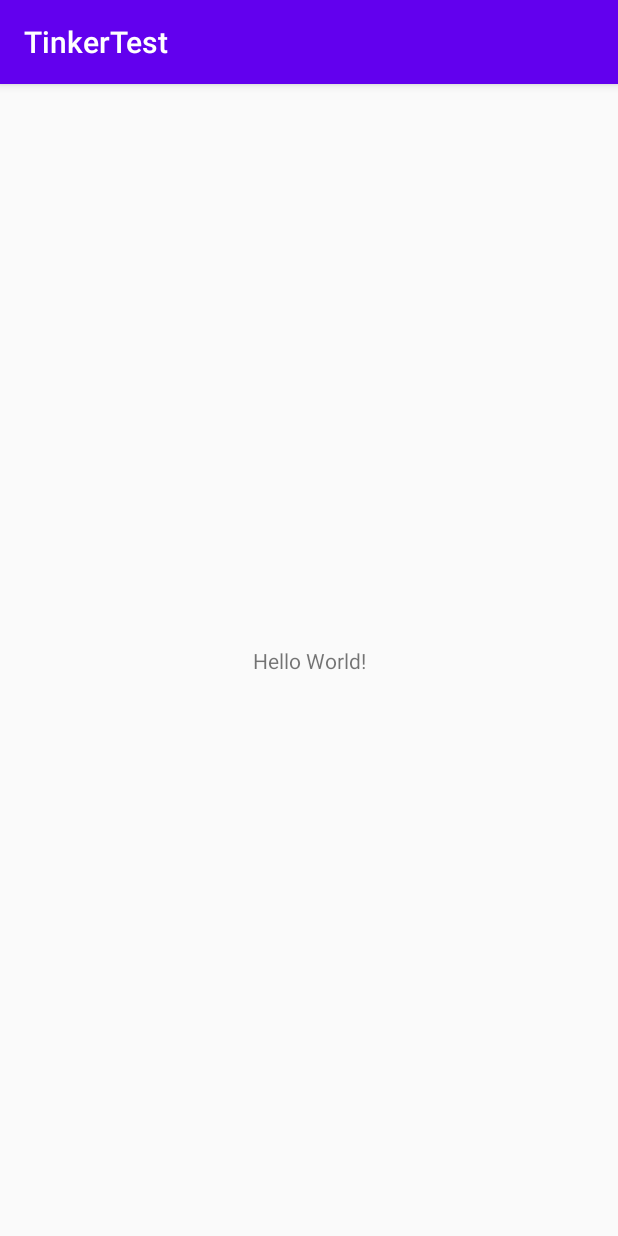
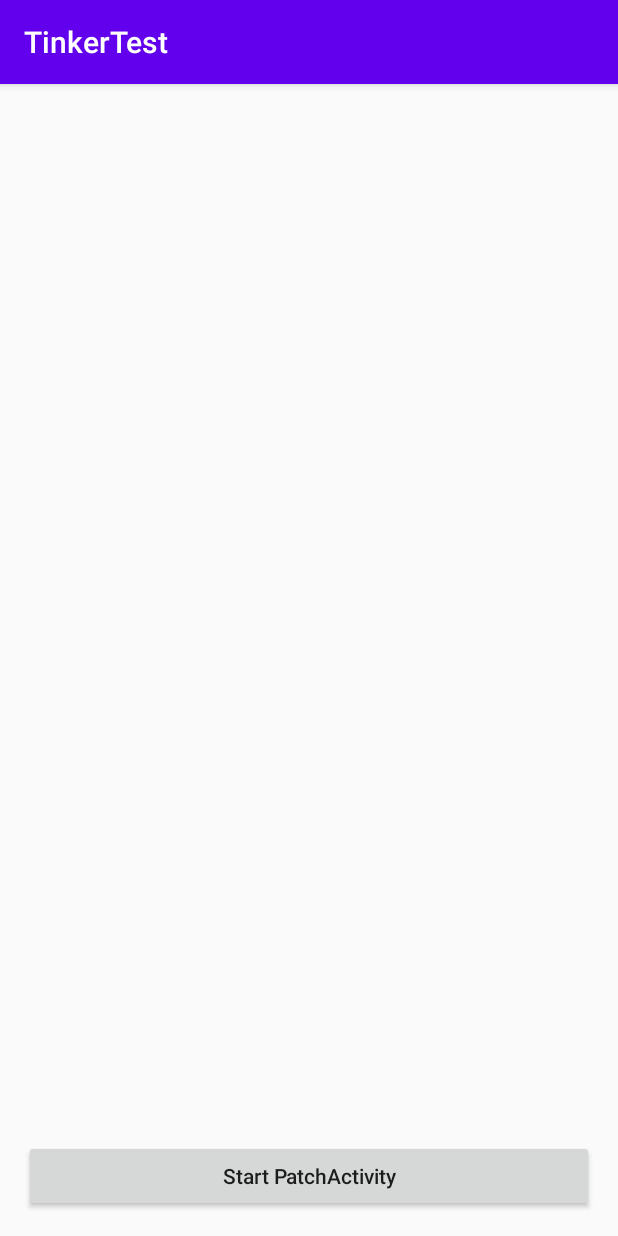
Before and after one commit to WangZhiYao/TinkerTest, an Android app: the screen it shows after launch (MainActivity), on a phone screen of 412 x 824 dp. Run offline under Robolectric (Android 15) with nearby library versions, the phone set to English and light mode, and no system bars; our stand-ins replace ButterKnife; libraries missing offline, so code that uses them is left out: com.meituan.android, com.tencent.tinker; 1 statement that could not run was skipped.

Commit message:
Apply patch
Signed-off-by: WangZhiYao <393893729@qq.com>

```diff
--- a/app/build.gradle
+++ b/app/build.gradle
@@ -65,4 +65,8 @@ dependencies {
     // 腾讯 Bugly
     implementation 'com.tencent.bugly:crashreport_upgrade:1.4.5'
     implementation 'com.tencent.tinker:tinker-android-lib:1.9.14.9'
+
+    // ButterKnife
+    implementation 'com.jakewharton:butterknife:10.2.3'
+    annotationProcessor 'com.jakewharton:butterknife-compiler:10.2.3'
 }
--- a/app/src/main/AndroidManifest.xml
+++ b/app/src/main/AndroidManifest.xml
@@ -18,6 +18,8 @@
             </intent-filter>
         </activity>
 
+        <activity android:name=".PatchActivity" />
+
     </application>
 
 </manifest>
--- a/app/src/main/java/me/zhiyao/tinkertest/MainActivity.java
+++ b/app/src/main/java/me/zhiyao/tinkertest/MainActivity.java
@@ -1,8 +1,15 @@
 package me.zhiyao.tinkertest;
 
 import android.os.Bundle;
+import android.widget.TextView;
 
 import androidx.appcompat.app.AppCompatActivity;
+
+import com.meituan.android.walle.WalleChannelReader;
+
+import butterknife.BindView;
+import butterknife.ButterKnife;
+import butterknife.OnClick;
 
 /**
  * @author WangZhiYao
@@ -10,9 +17,25 @@ import androidx.appcompat.app.AppCompatActivity;
  */
 public class MainActivity extends AppCompatActivity {
 
+    private static final String DEFAULT_CHANNEL = "DefaultChannel";
+
+    private static final String REPO_URL = "https://github.com/WangZhiYao/TinkerTest";
+
+    @BindView(R.id.tv_main_channel)
+    TextView mTvMainChannel;
+
     @Override
     protected void onCreate(Bundle savedInstanceState) {
         super.onCreate(savedInstanceState);
         setContentView(R.layout.activity_main);
+        ButterKnife.bind(this);
+
+        String channel = WalleChannelReader.getChannel(this, DEFAULT_CHANNEL);
+        mTvMainChannel.setText(channel);
+    }
+
+    @OnClick(R.id.btn_main_patch)
+    public void onStartPatchActivityClicked() {
+        PatchActivity.start(this, REPO_URL);
     }
 }
--- a/app/src/main/res/layout/activity_main.xml
+++ b/app/src/main/res/layout/activity_main.xml
@@ -7,12 +7,25 @@
     tools:context=".MainActivity">
 
     <TextView
+        android:id="@+id/tv_main_channel"
         android:layout_width="wrap_content"
         android:layout_height="wrap_content"
-        android:text="Hello World!"
         app:layout_constraintBottom_toBottomOf="parent"
         app:layout_constraintLeft_toLeftOf="parent"
         app:layout_constraintRight_toRightOf="parent"
         app:layout_constraintTop_toTopOf="parent" />
 
+    <Button
+        android:id="@+id/btn_main_patch"
+        android:layout_width="0dp"
+        android:layout_height="wrap_content"
+        android:layout_marginStart="16dp"
+        android:layout_marginEnd="16dp"
+        android:layout_marginBottom="16dp"
+        android:text="@string/main_start_patch_activity"
+        android:textAllCaps="false"
+        app:layout_constraintBottom_toBottomOf="parent"
+        app:layout_constraintEnd_toEndOf="parent"
+        app:layout_constraintStart_toStartOf="parent" />
+
 </androidx.constraintlayout.widget.ConstraintLayout>
--- a/app/src/main/res/values/strings.xml
+++ b/app/src/main/res/values/strings.xml
@@ -1,3 +1,4 @@
 <resources>
     <string name="app_name">TinkerTest</string>
+    <string name="main_start_patch_activity">Start PatchActivity</string>
 </resources>
--- a/app/tinker-support.gradle
+++ b/app/tinker-support.gradle
@@ -5,7 +5,7 @@ def bakPath = file("${buildDir}/bakApk/")
 /**
  * 此处填写每次构建生成的基准包目录
  */
-def baseApkDir = ""
+def baseApkDir = "app-1021-16-15-54"
 
 /**
  * 对于插件各参数的详细解析请参考
@@ -34,7 +34,7 @@ tinkerSupport {
     baseApkResourceMapping = "${bakPath}/${baseApkDir}/app-release-R.txt"
 
     // 构建基准包和补丁包都要指定不同的tinkerId，并且必须保证唯一性
-    tinkerId = "1.0.0-base"
+    tinkerId = "1.0.0-patch-1"
 
     // 构建多渠道补丁时使用
     // buildAllFlavorsDir = "${bakPath}/${baseApkDir}"
```
Also changed, not shown: app/src/main/java/me/zhiyao/tinkertest/ExtraKey.java (added, +10 -0 lines), app/src/main/java/me/zhiyao/tinkertest/PatchActivity.java (added, +41 -0 lines), app/src/main/res/layout/activity_patch.xml (added, +11 -0 lines).
